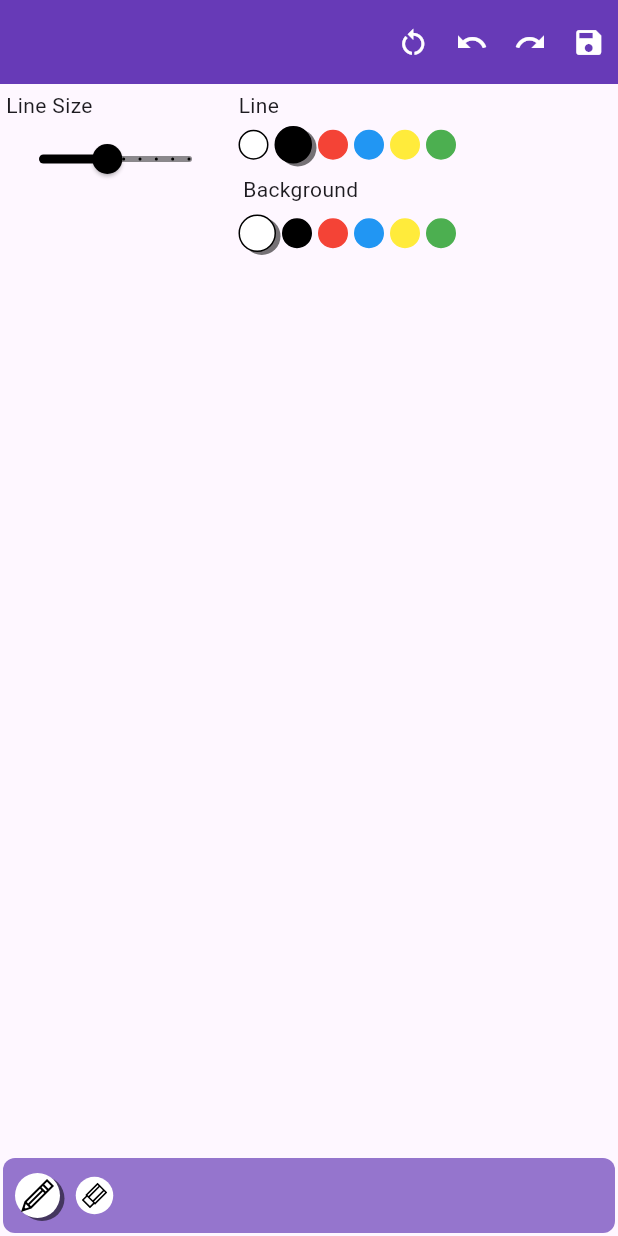
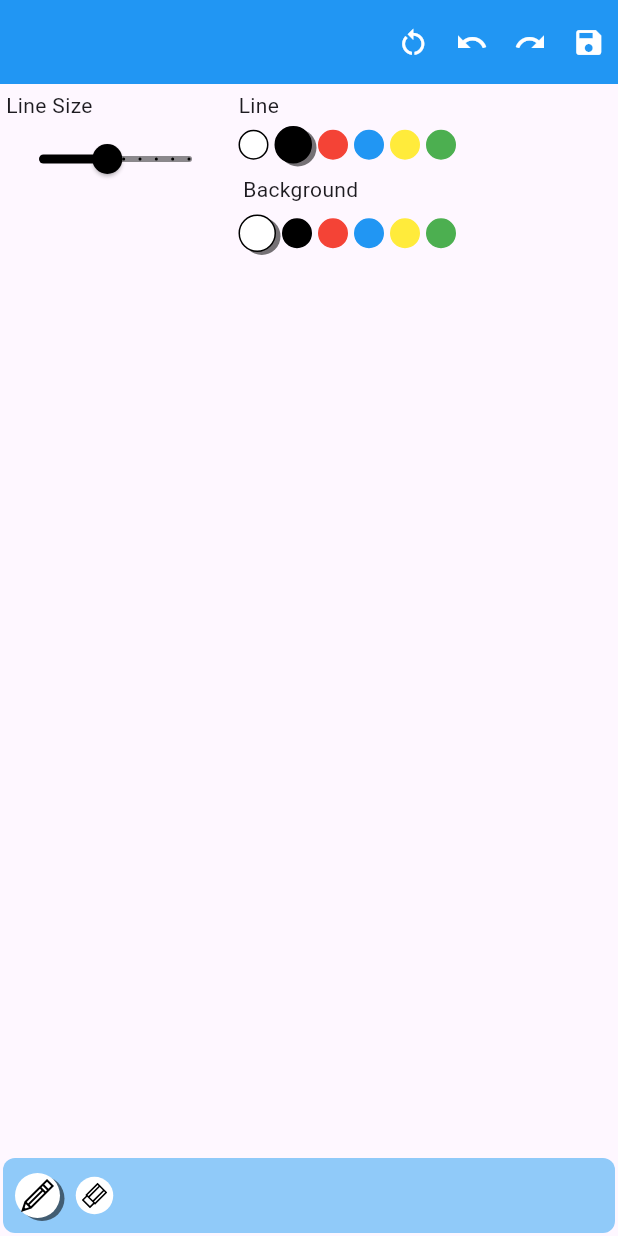
Before and after one commit to hydev777/kids_drawing_app, a Flutter app: the screen it shows after launch, on a phone screen of 412 x 824 dp. Run offline on Flutter 3.47's test engine with Material 3 defaults, Android fonts, the phone set to English and light mode, and no system bars; our stand-ins replace flutter_svg, image_gallery_saver.

Commit message:
style(app): changed base color to blue

```diff
--- a/lib/screens/drawer_panel/view/drawing_panel.dart
+++ b/lib/screens/drawer_panel/view/drawing_panel.dart
@@ -163,7 +163,7 @@ class _PanelState extends State<Panel> {
     return SafeArea(
       child: Scaffold(
         appBar: AppBar(
-          backgroundColor: Colors.deepPurple[500],
+          backgroundColor: Colors.blue[500],
           actions: [
             GestureDetector(
               onTap: () async {
@@ -445,7 +445,7 @@ class _PanelState extends State<Panel> {
               ),
               Container(
                 decoration: BoxDecoration(
-                  color: Colors.deepPurple[300],
+                  color: Colors.blue[200],
                   borderRadius: const BorderRadius.all(
                     Radius.circular(8),
                   ),
```
